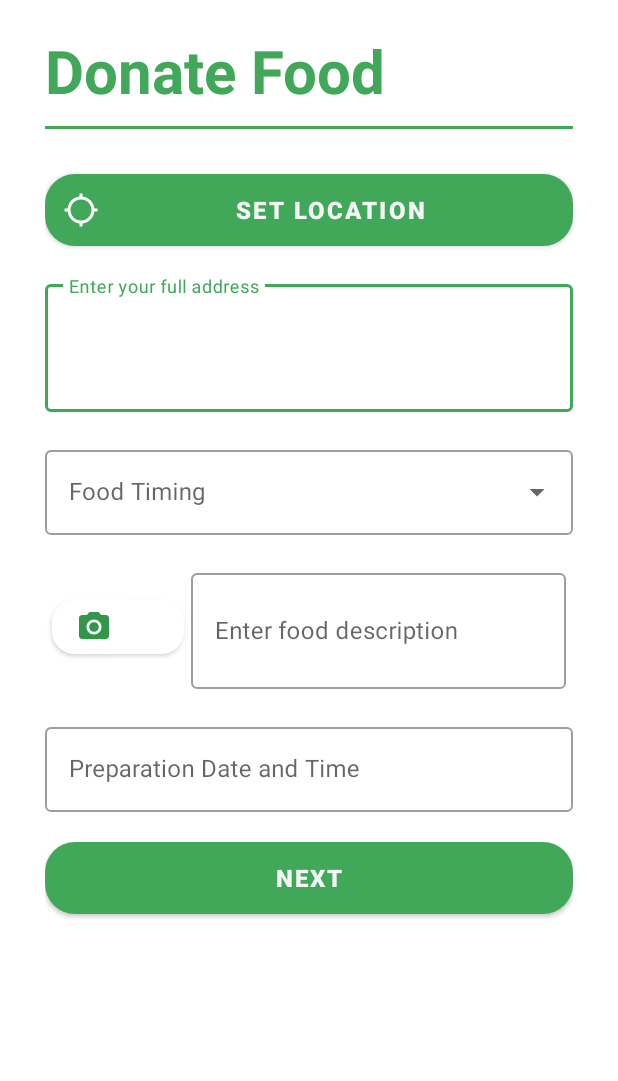
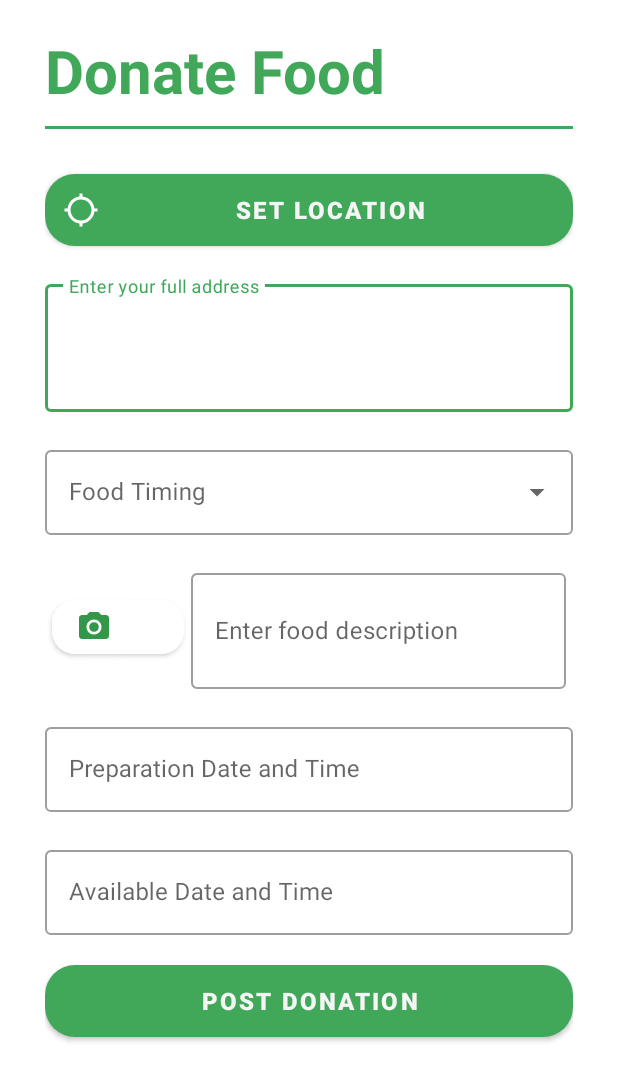
Before and after one commit to akshaypatel67/Foodonors, an Android app: the layout activity_donate_food.xml on its own in the app's theme, with its tools: preview values and no code run, on a phone screen of 412 x 824 dp. Shown: the top 1081 px of the screen. Run offline under Robolectric (Android 15) with nearby library versions, the phone set to English and light mode, and no system bars.

```diff
--- a/app/src/main/java/com/example/foodonors/VerifyOTP.java
+++ b/app/src/main/java/com/example/foodonors/VerifyOTP.java
@@ -116,7 +116,7 @@ public class VerifyOTP extends AppCompatActivity {
                     public void onComplete(@NonNull Task<AuthResult> task) {
                         if (task.isSuccessful()) {
 
-                            Intent intent = new Intent(getApplicationContext(), MainActivity.class);
+                            Intent intent = new Intent(getApplicationContext(), HomeActivity.class);
                             startActivity(intent);
                             finish();
                         } else {
--- a/app/src/main/res/layout/activity_donate_food.xml
+++ b/app/src/main/res/layout/activity_donate_food.xml
@@ -150,13 +150,34 @@
             android:inputType="datetime" />
     </com.google.android.material.textfield.TextInputLayout>
 
+    <com.google.android.material.textfield.TextInputLayout
+        style="@style/Widget.MaterialComponents.TextInputLayout.OutlinedBox"
+        android:layout_width="match_parent"
+        android:layout_height="wrap_content"
+        android:layout_marginTop="20dp"
+        app:boxStrokeWidthFocused="2dp"
+        app:endIconMode="clear_text">
+
+        <com.google.android.material.textfield.TextInputEditText
+            android:id="@+id/et_avail_time"
+            android:layout_width="match_parent"
+            android:layout_height="wrap_content"
+            android:clickable="false"
+            android:cursorVisible="false"
+            android:ems="10"
+            android:focusable="false"
+            android:focusableInTouchMode="false"
+            android:hint="Available Date and Time"
+            android:inputType="datetime" />
+    </com.google.android.material.textfield.TextInputLayout>
+
     <Button
         android:id="@+id/btn_next"
         android:layout_width="match_parent"
         android:layout_height="wrap_content"
         android:layout_marginTop="20dp"
         android:background="@drawable/btn_bg"
-        android:text="Next"
+        android:text="Post Donation"
         android:textColor="@color/primaryTextColor"
         android:textSize="16sp"
         android:textStyle="bold" />
--- a/app/src/main/res/layout/activity_home.xml
+++ b/app/src/main/res/layout/activity_home.xml
@@ -48,7 +48,7 @@
         app:layout_constraintTop_toBottomOf="@+id/cardView" />
 
     <Button
-        android:id="@+id/btn_next3"
+        android:id="@+id/btn_garbage_waste"
         android:layout_width="168dp"
         android:layout_height="129dp"
         android:layout_marginTop="8dp"
@@ -62,11 +62,11 @@
         android:textStyle="bold"
         app:layout_constraintEnd_toEndOf="parent"
         app:layout_constraintHorizontal_bias="0.702"
-        app:layout_constraintStart_toEndOf="@id/btn_next2"
+        app:layout_constraintStart_toEndOf="@id/btn_donate_food"
         app:layout_constraintTop_toBottomOf="@+id/textView2" />
 
     <Button
-        android:id="@+id/btn_next2"
+        android:id="@+id/btn_donate_food"
         android:layout_width="168dp"
         android:layout_height="129dp"
         android:layout_marginLeft="30dp"
```
Also changed, not shown: app/src/main/AndroidManifest.xml (+4 -12 lines), app/src/main/java/com/example/foodonors/HelperClasses/SessionManager.java (added, +99 -0 lines), app/src/main/java/com/example/foodonors/HelperClasses/UserHelperClass.java (added, +66 -0 lines), app/src/main/java/com/example/foodonors/HomeActivity.java (+19 -2 lines), app/src/main/java/com/example/foodonors/MainActivity.java (deleted, +0 -14 lines), app/src/main/res/layout/activity_main.xml (deleted, +0 -18 lines).
